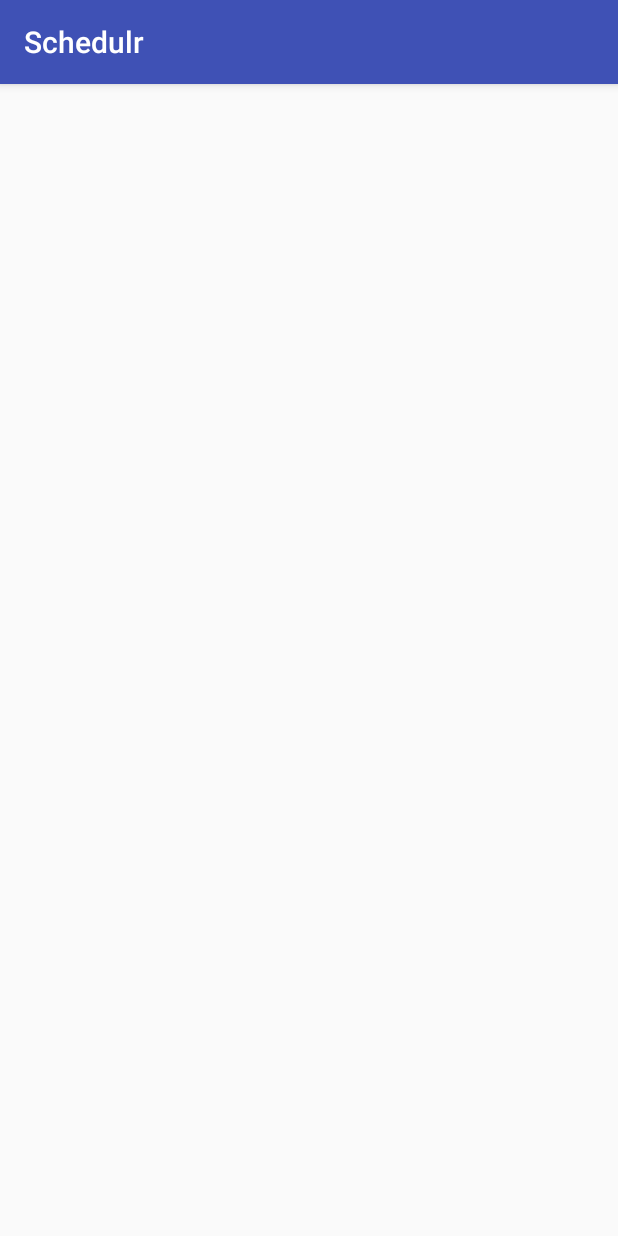
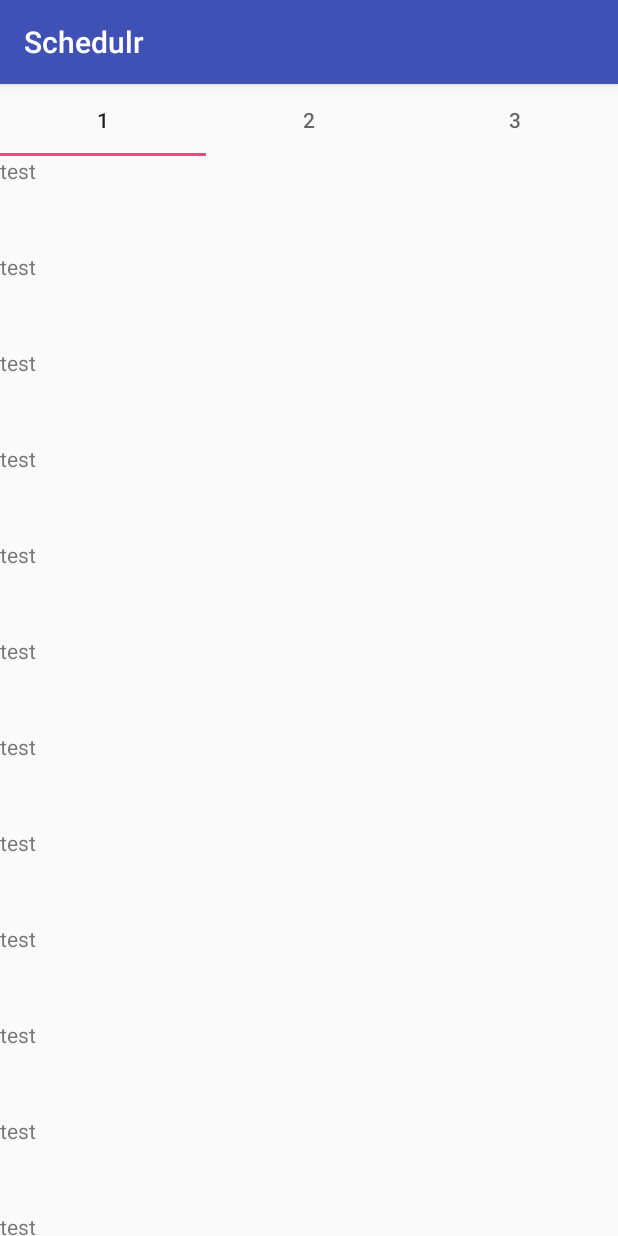
Before and after one commit to krishnakandula/Schedulr, an Android app: the screen it shows after launch (MainActivity), on a phone screen of 412 x 824 dp. Run offline under Robolectric (Android 15) with nearby library versions, the phone set to English and light mode, and no system bars; our stand-ins replace ButterKnife.

Commit message:
Added view pager and recycler view

```diff
--- /dev/null
+++ b/app/src/main/java/com/silver/krish/schedulr/ClassFragment.java
@@ -0,0 +1,73 @@
+package com.silver.krish.schedulr;
+
+import android.os.Bundle;
+import android.support.annotation.Nullable;
+import android.support.design.widget.TabLayout;
+import android.support.v4.app.Fragment;
+import android.support.v7.widget.GridLayoutManager;
+import android.support.v7.widget.LinearLayoutManager;
+import android.support.v7.widget.RecyclerView;
+import android.view.LayoutInflater;
+import android.view.View;
+import android.view.ViewGroup;
+import android.widget.TextView;
+
+import butterknife.BindView;
+import butterknife.ButterKnife;
+import butterknife.Unbinder;
+
+/**
+ * Created by Krishna Kandula on 8/27/2016.
+ */
+public class ClassFragment extends Fragment{
+	@BindView(R.id.classes_recycler_view) RecyclerView mRecyclerView;
+	private Unbinder mUnbinder;
+	private RecyclerViewAdapter mViewAdapter;
+	@Override
+	public void onCreate(@Nullable Bundle savedInstanceState) {
+		super.onCreate(savedInstanceState);
+	}
+
+	@Nullable
+	@Override
+	public View onCreateView(LayoutInflater inflater, @Nullable ViewGroup container, @Nullable Bundle savedInstanceState) {
+		View view = inflater.inflate(R.layout.classes_fragment, container, false);
+		mUnbinder = ButterKnife.bind(this, view);
+		mViewAdapter = new RecyclerViewAdapter();
+		mRecyclerView.setLayoutManager(new LinearLayoutManager(getContext()));
+		mRecyclerView.setAdapter(mViewAdapter);
+		return view;
+	}
+
+	public class RecyclerViewAdapter extends RecyclerView.Adapter<ClassViewHolder>{
+
+		@Override
+		public ClassViewHolder onCreateViewHolder(ViewGroup parent, int viewType) {
+			LayoutInflater inflater = LayoutInflater.from(getContext());
+			View view = inflater.inflate(R.layout.class_item_view, parent, false);
+			return new ClassViewHolder(view);
+		}
+
+		@Override
+		public void onBindViewHolder(ClassViewHolder holder, int position) {
+			holder.bindView();
+		}
+
+		@Override
+		public int getItemCount() {
+			return 30;
+		}
+	}
+
+	public class ClassViewHolder extends RecyclerView.ViewHolder{
+		@BindView(R.id.class_item_view_title) TextView titleView;
+		public ClassViewHolder(View itemView){
+			super(itemView);
+			ButterKnife.bind(this, itemView);
+		}
+
+		public void bindView(){
+			titleView.setText("test");
+		}
+	}
+}
--- a/app/src/main/java/com/silver/krish/schedulr/MainActivity.java
+++ b/app/src/main/java/com/silver/krish/schedulr/MainActivity.java
@@ -1,15 +1,56 @@
 package com.silver.krish.schedulr;
 
 import android.support.annotation.Nullable;
+import android.support.design.widget.TabLayout;
+import android.support.v4.app.Fragment;
+import android.support.v4.app.FragmentManager;
+import android.support.v4.app.FragmentPagerAdapter;
+import android.support.v4.app.FragmentTransaction;
+import android.support.v4.view.ViewPager;
+import android.support.v7.app.ActionBar;
 import android.support.v7.app.AppCompatActivity;
 import android.os.Bundle;
+import android.widget.TableLayout;
 
 import butterknife.BindView;
 import butterknife.ButterKnife;
 
 public class MainActivity extends AppCompatActivity {
+	@BindView(R.id.main_view_pager) ViewPager mViewPager;
+	@BindView(R.id.view_pager_tabs) TabLayout mTabLayout;
+	private ViewPagerAdapter mPagerAdapter;
 	@Override
 	protected void onCreate(@Nullable Bundle savedInstanceState) {
 		super.onCreate(savedInstanceState);
+		setContentView(R.layout.activity_main);
+		ButterKnife.bind(this);
+		mPagerAdapter = new ViewPagerAdapter(getSupportFragmentManager());
+		mViewPager.setAdapter(mPagerAdapter);
+		mTabLayout.setupWithViewPager(mViewPager, true);
+		setTabLayoutText();
+	}
+
+	public class ViewPagerAdapter extends FragmentPagerAdapter{
+		public static final int numberOfPages = 3;
+		public ViewPagerAdapter(FragmentManager fm){
+			super(fm);
+		}
+
+		@Override
+		public Fragment getItem(int position) {
+			return new ClassFragment();
+		}
+
+		@Override
+		public int getCount() {
+			return numberOfPages;
+		}
+	}
+
+	//TODO: Change this method to actual text later
+	private void setTabLayoutText(){
+		for(int i = 0; i < 3; i++){
+			mTabLayout.getTabAt(i).setText(String.format("%d", i + 1));
+		}
 	}
 }
--- a/app/src/main/res/layout/activity_main.xml
+++ b/app/src/main/res/layout/activity_main.xml
@@ -1,19 +1,27 @@
 <?xml version="1.0" encoding="utf-8"?>
 <RelativeLayout
     xmlns:android="http://schemas.android.com/apk/res/android"
-    xmlns:tools="http://schemas.android.com/tools"
     android:layout_width="match_parent"
-    android:layout_height="match_parent"
-    android:paddingBottom="@dimen/activity_vertical_margin"
-    android:paddingLeft="@dimen/activity_horizontal_margin"
-    android:paddingRight="@dimen/activity_horizontal_margin"
-    android:paddingTop="@dimen/activity_vertical_margin"
-    tools:context="com.silver.krish.schedulr.MainActivity">
-
-    <android.support.v4.view.ViewPager
+    android:layout_height="match_parent">
+    <android.support.design.widget.TabLayout
+    android:id="@+id/view_pager_tabs"
+    android:layout_width="match_parent"
+    android:layout_height="wrap_content">
+    </android.support.design.widget.TabLayout>
+    <android.support.design.widget.CoordinatorLayout
+        xmlns:android="http://schemas.android.com/apk/res/android"
+        xmlns:tools="http://schemas.android.com/tools"
         android:layout_width="match_parent"
         android:layout_height="match_parent"
-        android:id="@+id/main_view_pager">
+        tools:context="com.silver.krish.schedulr.MainActivity"
+        android:layout_below="@id/view_pager_tabs"
+        android:id="@+id/activity_main_frame">
+        <android.support.v4.view.ViewPager
+            android:layout_below="@id/view_pager_tabs"
+            android:layout_width="match_parent"
+            android:layout_height="match_parent"
+            android:id="@+id/main_view_pager">
 
-    </android.support.v4.view.ViewPager>
+        </android.support.v4.view.ViewPager>
+    </android.support.design.widget.CoordinatorLayout>
 </RelativeLayout>
--- /dev/null
+++ b/app/src/main/res/layout/class_item_view.xml
@@ -0,0 +1,11 @@
+<?xml version="1.0" encoding="utf-8"?>
+<RelativeLayout xmlns:android="http://schemas.android.com/apk/res/android"
+                android:layout_width="match_parent"
+                android:layout_height="wrap_content"
+                android:minHeight="?android:listPreferredItemHeight">
+    <TextView
+        android:id="@+id/class_item_view_title"
+        android:layout_width="match_parent"
+        android:layout_height="wrap_content"
+        android:layout_alignParentTop="true"/>
+</RelativeLayout>
--- /dev/null
+++ b/app/src/main/res/layout/classes_fragment.xml
@@ -0,0 +1,11 @@
+<?xml version="1.0" encoding="utf-8"?>
+<RelativeLayout xmlns:android="http://schemas.android.com/apk/res/android"
+                android:layout_width="match_parent"
+                android:layout_height="match_parent">
+    <android.support.v7.widget.RecyclerView
+        android:id="@+id/classes_recycler_view"
+        android:layout_width="match_parent"
+        android:layout_height="match_parent">
+
+    </android.support.v7.widget.RecyclerView>
+</RelativeLayout>
```
Also changed, not shown: app/build.gradle (+9 -1 lines), app/src/main/java/com/silver/krish/schedulr/Models/Assignment.java (added, +11 -0 lines), app/src/main/java/com/silver/krish/schedulr/Models/Class.java (added, +63 -0 lines).
